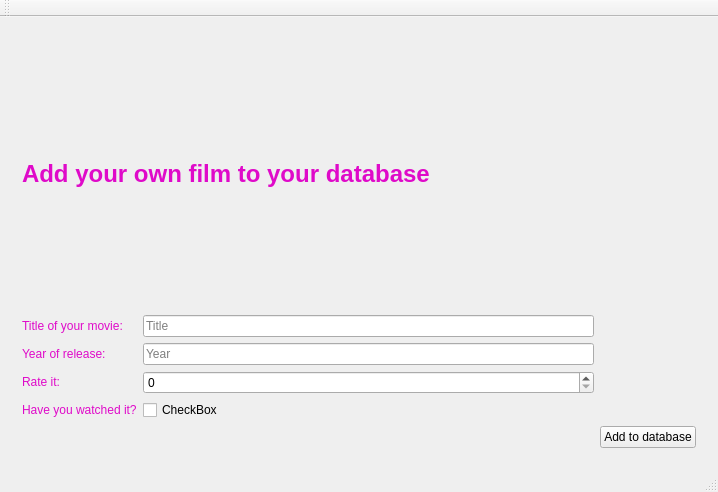
Before: the Qt Designer form mainwindow.ui in pikulm/FilmLibrary, drawn with Qt 5.
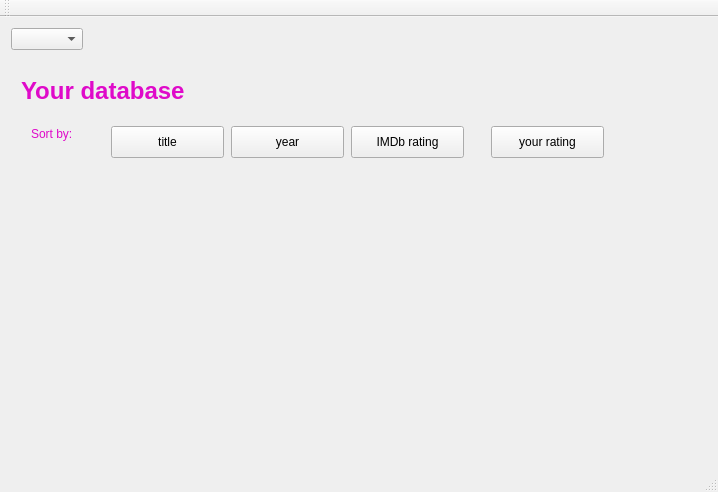
After: the same form once the commit is applied. The open tabs and pages were chosen to show the change.

Commit message: Added possibility to switch between pages

Diff of the .ui file:
```diff
--- a/mainwindow.ui
+++ b/mainwindow.ui
@@ -16,6 +16,22 @@
   <widget class="QWidget" name="centralWidget">
    <layout class="QGridLayout" name="gridLayout_5">
     <item row="0" column="0">
+     <widget class="QComboBox" name="comboBox"/>
+    </item>
+    <item row="0" column="1">
+     <spacer name="horizontalSpacer">
+      <property name="orientation">
+       <enum>Qt::Horizontal</enum>
+      </property>
+      <property name="sizeHint" stdset="0">
+       <size>
+        <width>40</width>
+        <height>20</height>
+       </size>
+      </property>
+     </spacer>
+    </item>
+    <item row="1" column="0" colspan="2">
      <widget class="QStackedWidget" name="stackedWidget">
       <property name="currentIndex">
        <number>1</number>
@@ -211,6 +227,89 @@
         </item>
        </layout>
       </widget>
+      <widget class="QWidget" name="page_3">
+       <widget class="QLabel" name="label_21">
+        <property name="geometry">
+         <rect>
+          <x>10</x>
+          <y>20</y>
+          <width>670</width>
+          <height>31</height>
+         </rect>
+        </property>
+        <property name="text">
+         <string>&lt;html&gt;&lt;head/&gt;&lt;body&gt;&lt;h1 style=&quot; margin-top:18px; margin-bottom:12px; margin-left:0px; margin-right:0px; -qt-block-indent:0; text-indent:0px;&quot;&gt;&lt;span style=&quot; font-size:xx-large; font-weight:600; color:#df0ac9;&quot;&gt;Your database&lt;/span&gt;&lt;/h1&gt;&lt;/body&gt;&lt;/html&gt;</string>
+        </property>
+        <property name="textFormat">
+         <enum>Qt::RichText</enum>
+        </property>
+       </widget>
+       <widget class="QLabel" name="label_22">
+        <property name="geometry">
+         <rect>
+          <x>20</x>
+          <y>70</y>
+          <width>59</width>
+          <height>16</height>
+         </rect>
+        </property>
+        <property name="text">
+         <string>&lt;font color=#df0ac9&gt;Sort by:&lt;/font&gt;</string>
+        </property>
+       </widget>
+       <widget class="QPushButton" name="titleButton">
+        <property name="geometry">
+         <rect>
+          <x>100</x>
+          <y>70</y>
+          <width>113</width>
+          <height>32</height>
+         </rect>
+        </property>
+        <property name="text">
+         <string>title</string>
+        </property>
+       </widget>
+       <widget class="QPushButton" name="yearButton">
+        <property name="geometry">
+         <rect>
+          <x>220</x>
+          <y>70</y>
+          <width>113</width>
+          <height>32</height>
+         </rect>
+        </property>
+        <property name="text">
+         <string>year</string>
+        </property>
+       </widget>
+       <widget class="QPushButton" name="imdbRatingButton">
+        <property name="geometry">
+         <rect>
+          <x>340</x>
+          <y>70</y>
+          <width>113</width>
+          <height>32</height>
+         </rect>
+        </property>
+        <property name="text">
+         <string>IMDb rating</string>
+        </property>
+       </widget>
+       <widget class="QPushButton" name="userRatingButton">
+        <property name="geometry">
+         <rect>
+          <x>480</x>
+          <y>70</y>
+          <width>113</width>
+          <height>32</height>
+         </rect>
+        </property>
+        <property name="text">
+         <string>your rating</string>
+        </property>
+       </widget>
+      </widget>
      </widget>
     </item>
    </layout>
```
The commit also changes 1 other file.
